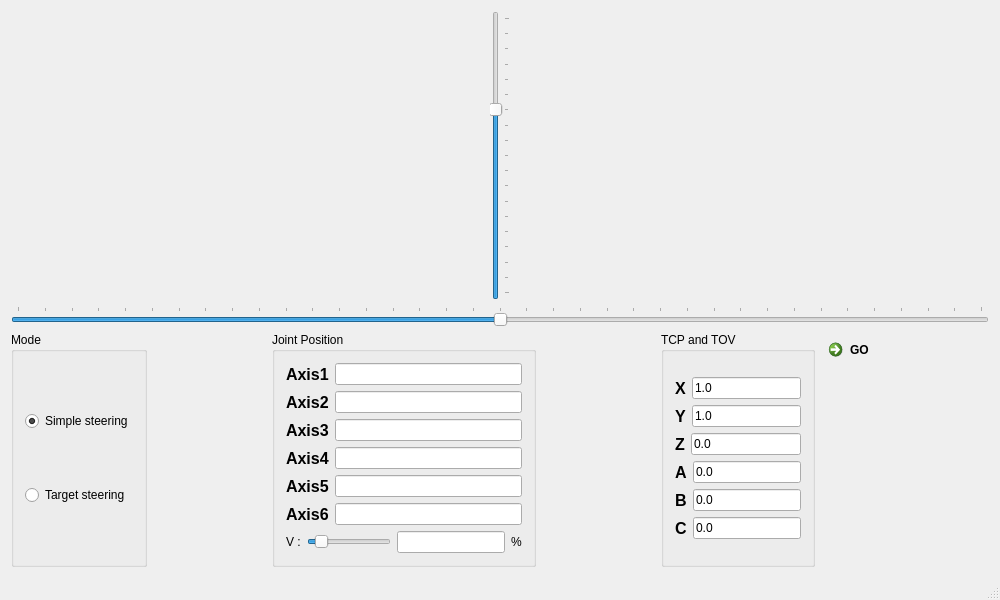
The window that mainwindow.ui (kmolLin/robotic_control) describes before a commit, drawn with Qt 5.
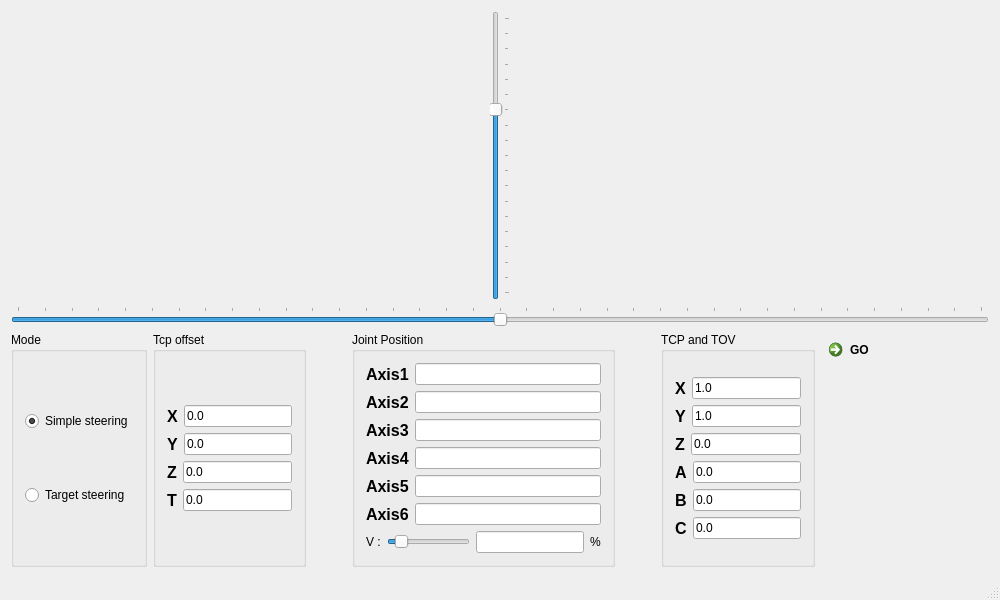
The same window after the commit.

What changed in the file:
```diff
--- a/mainwindow.ui
+++ b/mainwindow.ui
@@ -26,7 +26,7 @@
    <string>robotic arm</string>
   </property>
   <widget class="QWidget" name="centralWidget">
-   <layout class="QVBoxLayout" name="verticalLayout_8">
+   <layout class="QVBoxLayout" name="verticalLayout_10">
     <item>
      <layout class="QVBoxLayout" name="verticalLayout_6">
       <item>
@@ -113,6 +113,122 @@
         </layout>
        </widget>
       </item>
+      <item>
+       <widget class="QGroupBox" name="groupBox_3">
+        <property name="title">
+         <string>Tcp offset</string>
+        </property>
+        <layout class="QVBoxLayout" name="verticalLayout_9">
+         <item>
+          <layout class="QVBoxLayout" name="verticalLayout_8">
+           <item>
+            <layout class="QHBoxLayout" name="horizontalLayout_18">
+             <item>
+              <widget class="QLabel" name="label_21">
+               <property name="font">
+                <font>
+                 <pointsize>12</pointsize>
+                 <weight>75</weight>
+                 <bold>true</bold>
+                </font>
+               </property>
+               <property name="text">
+                <string>X</string>
+               </property>
+              </widget>
+             </item>
+             <item>
+              <widget class="QLineEdit" name="xoffset">
+               <property name="enabled">
+                <bool>true</bool>
+               </property>
+               <property name="text">
+                <string>0.0</string>
+               </property>
+              </widget>
+             </item>
+            </layout>
+           </item>
+           <item>
+            <layout class="QHBoxLayout" name="horizontalLayout_16">
+             <item>
+              <widget class="QLabel" name="label_14">
+               <property name="font">
+                <font>
+                 <pointsize>12</pointsize>
+                 <weight>75</weight>
+                 <bold>true</bold>
+                </font>
+               </property>
+               <property name="text">
+                <string>Y</string>
+               </property>
+              </widget>
+             </item>
+             <item>
+              <widget class="QLineEdit" name="yoffset">
+               <property name="text">
+                <string>0.0</string>
+               </property>
+              </widget>
+             </item>
+            </layout>
+           </item>
+           <item>
+            <layout class="QHBoxLayout" name="horizontalLayout_17">
+             <item>
+              <widget class="QLabel" name="label_15">
+               <property name="font">
+                <font>
+                 <pointsize>12</pointsize>
+                 <weight>75</weight>
+                 <bold>true</bold>
+                </font>
+               </property>
+               <property name="text">
+                <string>Z</string>
+               </property>
+              </widget>
+             </item>
+             <item>
+              <widget class="QLineEdit" name="zoffset">
+               <property name="text">
+                <string>0.0</string>
+               </property>
+              </widget>
+             </item>
+            </layout>
+           </item>
+           <item>
+            <layout class="QHBoxLayout" name="horizontalLayout_19">
+             <item>
+              <widget class="QLabel" name="label_22">
+               <property name="font">
+                <font>
+                 <pointsize>12</pointsize>
+                 <weight>75</weight>
+                 <bold>true</bold>
+                </font>
+               </property>
+               <property name="text">
+                <string>T</string>
+               </property>
+              </widget>
+             </item>
+             <item>
+              <widget class="QLineEdit" name="tooloffset">
+               <property name="text">
+                <string>0.0</string>
+               </property>
+              </widget>
+             </item>
+            </layout>
+           </item>
+          </layout>
+         </item>
+        </layout>
+       </widget>
+      </item>
       <item>
        <spacer name="horizontalSpacer">
         <property name="orientation">
```
